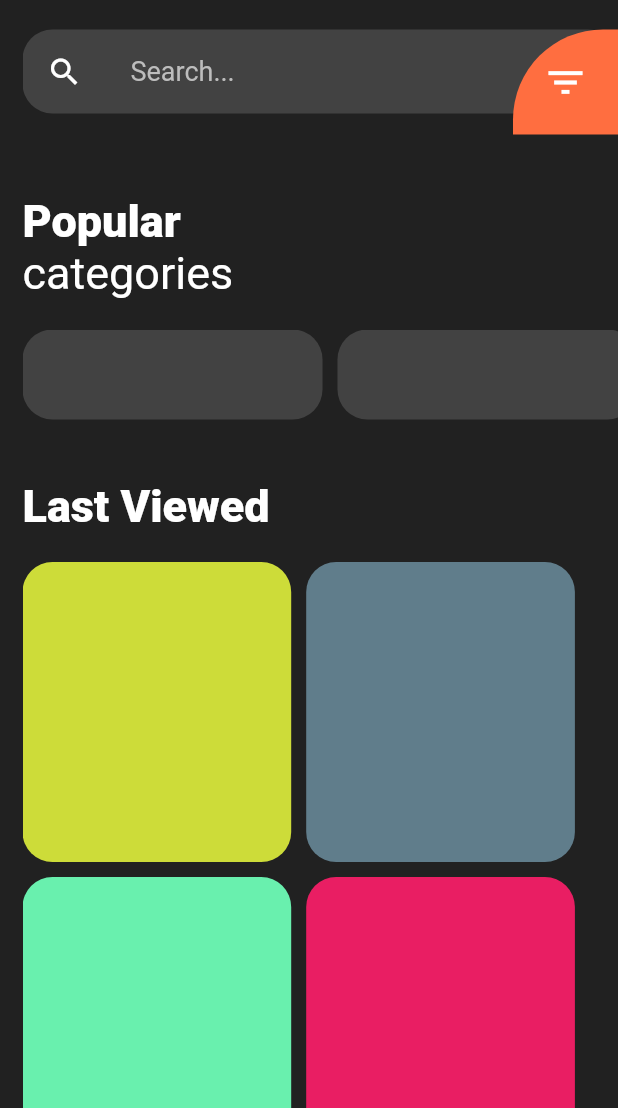
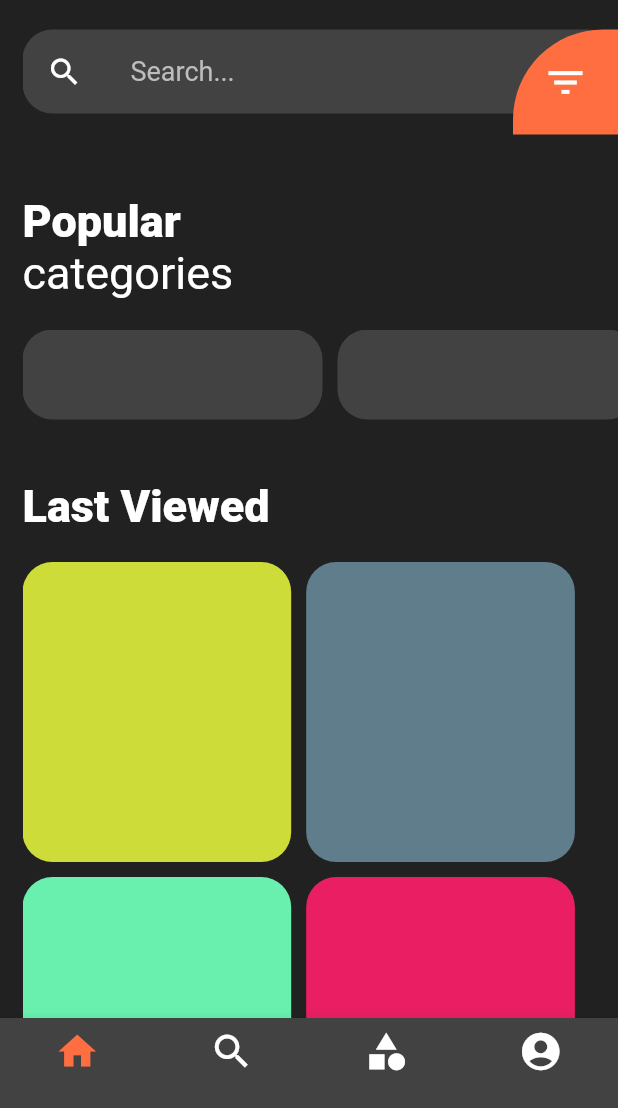
Before and after one commit to AMANDEEP-DAS/planetsUI-app, a Flutter app: the HomeScreen screen opened directly, on a phone screen of 412 x 824 dp, the part 128-1236 px from its top. Run offline on Flutter 3.47's test engine with Material 2 defaults, Android fonts, the phone set to English and light mode, and no system bars; our stand-ins replace curved_navigation_bar; network calls fail.

Commit message:
nav bar bottom

```diff
--- a/lib/screens/home_screen.dart
+++ b/lib/screens/home_screen.dart
@@ -1,5 +1,6 @@
 import 'package:flutter/cupertino.dart';
 import 'package:flutter/material.dart';
+import 'package:curved_navigation_bar/curved_navigation_bar.dart';
 
 class HomeScreen extends StatelessWidget {
   const HomeScreen({Key? key}) : super(key: key);
@@ -7,6 +8,18 @@ class HomeScreen extends StatelessWidget {
   @override
   Widget build(BuildContext context) {
     return Scaffold(
+      bottomNavigationBar: BottomNavigationBar(
+        backgroundColor: Colors.grey.shade800,
+        selectedItemColor: Colors.deepOrangeAccent,
+        unselectedItemColor: Colors.white,
+        type: BottomNavigationBarType.fixed,
+        items: [
+          BottomNavigationBarItem(icon: Icon(Icons.home,size: 30,),label: ''),
+          BottomNavigationBarItem(icon: Icon(Icons.search,size: 30,),label: ''),
+          BottomNavigationBarItem(icon: Icon(Icons.category,size: 30,),label: ''),
+          BottomNavigationBarItem(icon: Icon(Icons.account_circle,size: 30,),label: ''),
+        ],
+      ),
       body: Container(
         padding: EdgeInsets.only(left: 15,top: 15),
         color: Colors.black87,
--- a/pubspec.yaml
+++ b/pubspec.yaml
@@ -21,6 +21,7 @@ environment:
   sdk: ">=2.12.0 <3.0.0"
 
 dependencies:
+  curved_navigation_bar: ^1.0.1
   flutter:
     sdk: flutter
 
```
Also changed, not shown: pubspec.lock.
